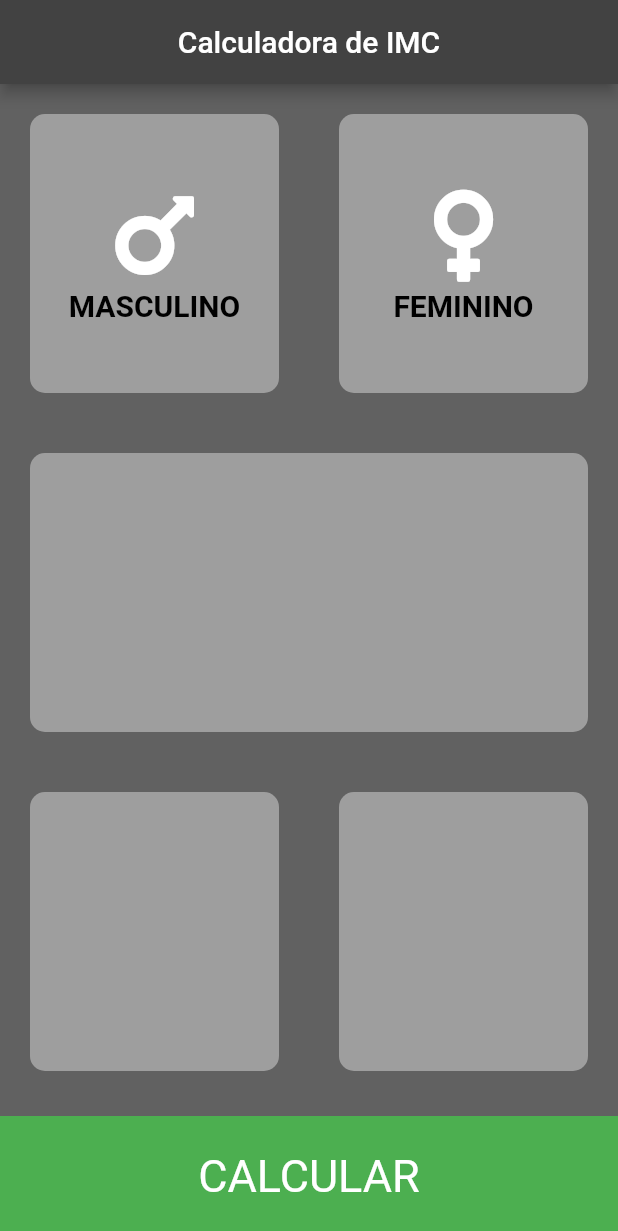
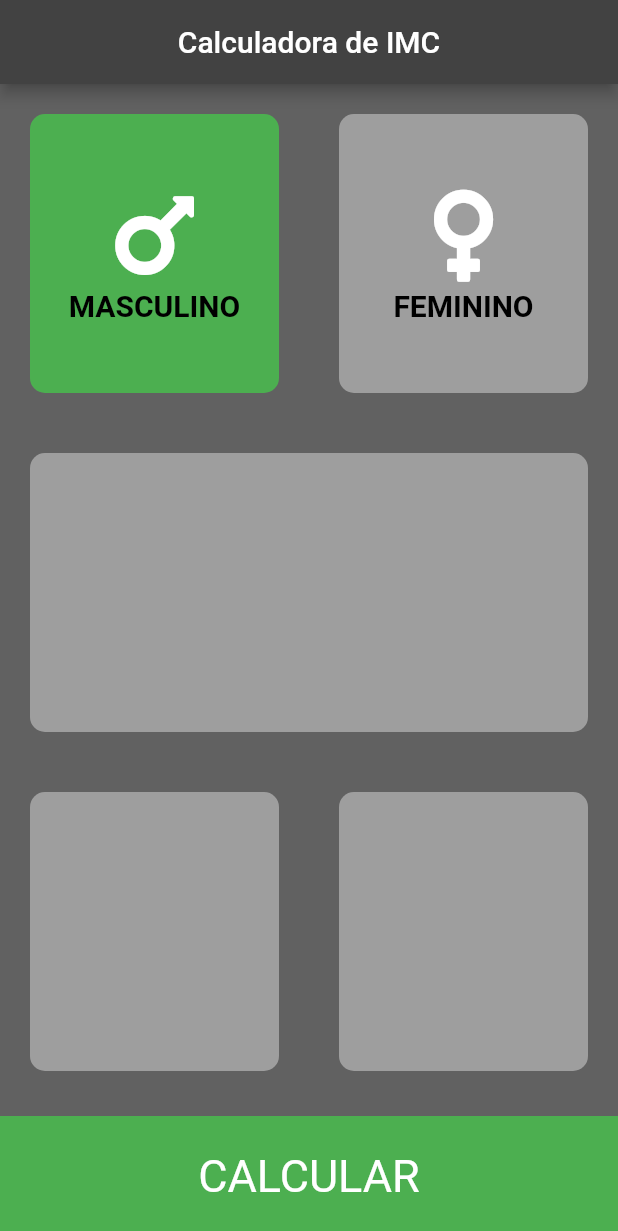
Before and after one commit to marleilson/calculadora, a Flutter app: the screen it shows after launch, after a tap on "MASCULINO", on a phone screen of 412 x 824 dp. Shown: the top 1231 px of the screen. Run offline on Flutter 3.47's test engine with Material 2 defaults, Android fonts, the phone set to English and light mode, and no system bars; our stand-ins replace font_awesome_flutter.

```diff
--- a/lib/filhocartao.dart
+++ b/lib/filhocartao.dart
@@ -2,19 +2,19 @@ import 'package:calculadora/cartaopadrao.dart';
 import 'package:calculadora/tela_principal.dart';
 import 'package:flutter/material.dart';
 import 'package:font_awesome_flutter/font_awesome_flutter.dart';
+import 'package:calculadora/tela_principal.dart';
 
 class filhocartao extends StatelessWidget {
-  filhocartao({required this.descricao, required this.icon});
+  filhocartao({required this.descricao, required this.icon, required this.corMeF});
 
   final String descricao;
   final IconData icon;
+  final Color corMeF;
 
   @override
   Widget build(BuildContext context) {
-    return GestureDetector(
-      onTap: () {},
-      child: CartaoPadrao(
-        cor: corInativaCartaoPadrao,
+    return CartaoPadrao(
+      cor: corMeF,
       filhoCartao: Column(
         mainAxisAlignment: MainAxisAlignment.center,
         children: [
@@ -31,7 +31,6 @@ class filhocartao extends StatelessWidget {
           ),
         ],
       ),
-      ),
     );
   }
 }
--- a/lib/tela_principal.dart
+++ b/lib/tela_principal.dart
@@ -8,6 +8,11 @@ const corInativaCartaoPadrao = Color(0xFF9E9E9E);
 const barrainferior = 80.0;
 const corBarrainferior = Colors.green;
 
+enum CorSexo {
+  Masculino,
+  Feminino,
+}
+
 class Telaprincipal extends StatefulWidget {
   const Telaprincipal({Key? key}) : super(key: key);
 
@@ -17,10 +22,8 @@ class Telaprincipal extends StatefulWidget {
 
 class _TelaprincipalState extends State<Telaprincipal> {
 
-  Color corInativaMasculino = corInativaCartaoPadrao;
-  Color corInativaFeminino = corInativaCartaoPadrao;
+  CorSexo? sexoSelecionado;
 
-  //if()
 
   @override
   Widget build(BuildContext context) {
@@ -39,19 +42,40 @@ class _TelaprincipalState extends State<Telaprincipal> {
               child: Row(
                 children: [
                   Expanded(
+                    child: GestureDetector(
+                      onTap: () {
+                        setState(() {
+                          sexoSelecionado = CorSexo.Masculino;
+                        });
+                      },
                       child: filhocartao(
+                        corMeF: sexoSelecionado == CorSexo.Masculino
+                            ? corAtivaCartaoPadrao
+                            : corInativaCartaoPadrao,
                         descricao: 'MASCULINO',
                         icon: FontAwesomeIcons.mars,
                       ),
                     ),
+                  ),
                   Expanded(
+                    child: GestureDetector(
+                      onTap: () {
+                        setState(() {
+                          sexoSelecionado = CorSexo.Feminino;
+                        });
+                      },
                       child: filhocartao(
+                        corMeF: sexoSelecionado == CorSexo.Feminino
+                            ? corAtivaCartaoPadrao
+                            : corInativaCartaoPadrao,
                         descricao: 'FEMININO',
                         icon: FontAwesomeIcons.venus,
                       ),
                     ),
+                  ),
                 ],
-            ),),
+              ),
+            ),
             Expanded(
                 child: Row(
               children: [
@@ -76,21 +100,22 @@ class _TelaprincipalState extends State<Telaprincipal> {
                     ),
                   ),
                 ],
-            )),
+              ),
+            ),
             Container(
               alignment: Alignment.center,
               margin: EdgeInsets.only(top: 10),
               color: corBarrainferior,
               width: double.infinity,
               height: barrainferior,
-              child: Text('CALCULAR',
+              child: Text(
+                'CALCULAR',
                 style: TextStyle(
                   fontSize: 30,
                 ),
               ),
             ),
           ],
-        )
-    );
+        ));
   }
 }
```
Lines whose indentation alone changed are shown as unchanged.
